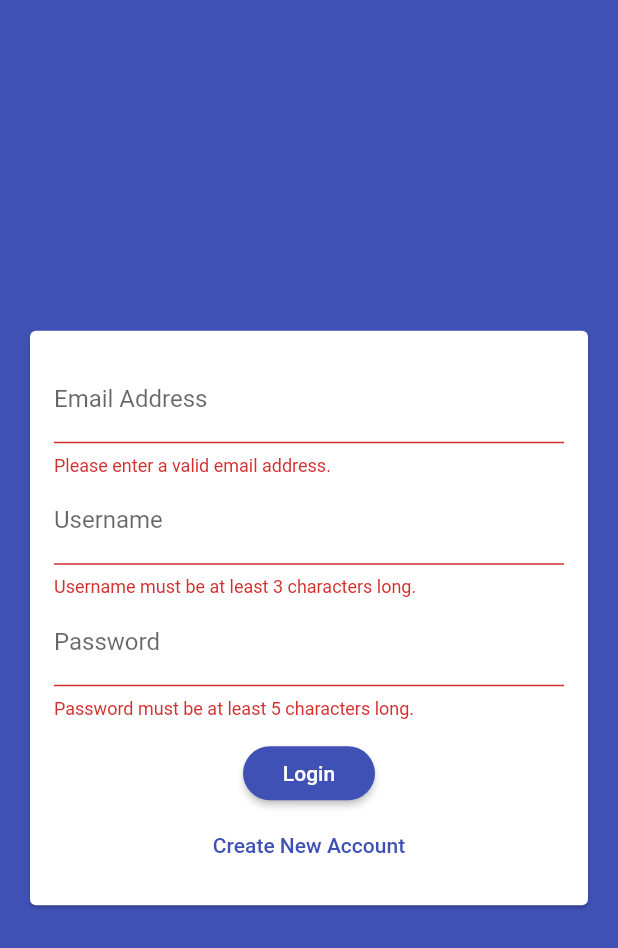
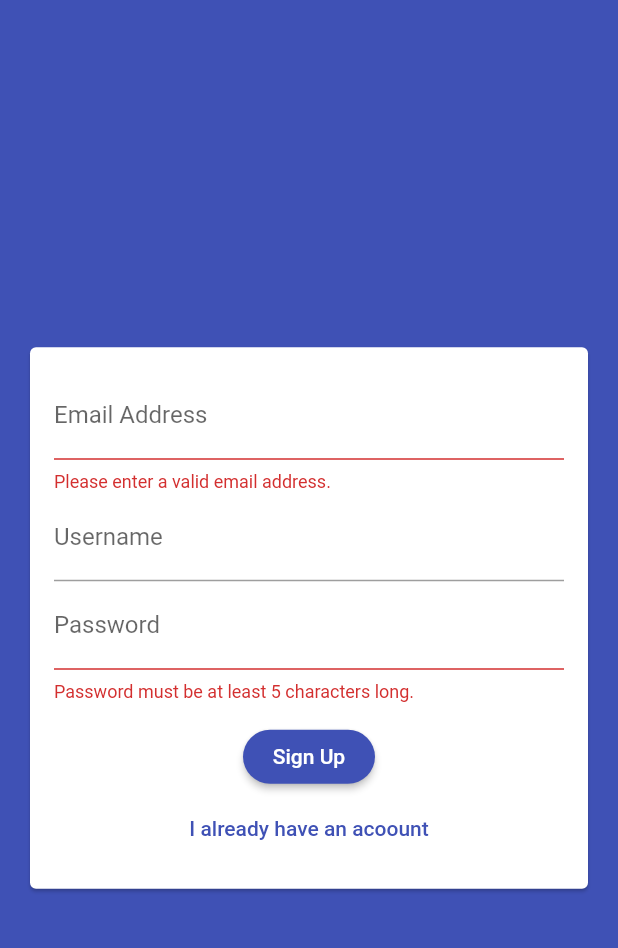
Before and after one commit to FercanSen/sample_chat_app, a Flutter app: the screen it shows after launch, after a tap on "Login", after a tap on "Create New Account", on a phone screen of 412 x 824 dp. Shown: the top 948 px of the screen. Run offline on Flutter 3.47's test engine with Material 2 defaults, Android fonts, the phone set to English and light mode, and no system bars; our stand-ins replace cloud_firestore; accounts and stored records are empty.

Commit message:
Switching between sign up mode and login mode

```diff
--- a/lib/widgets/auth/auth_form.dart
+++ b/lib/widgets/auth/auth_form.dart
@@ -7,7 +7,7 @@ class AuthForm extends StatefulWidget {
 
 class _AuthFormState extends State<AuthForm> {
   final _formKey = GlobalKey<FormState>();
-
+  var isLogin = true;
   var _userEmail = "";
   var _userName = "";
   var _userPassword = "";
@@ -38,6 +38,7 @@ class _AuthFormState extends State<AuthForm> {
                 mainAxisSize: MainAxisSize.min,
                 children: <Widget>[
                   TextFormField(
+                    key: ValueKey("email"),
                     validator: (value) {
                       if (value.isEmpty || !value.contains("@")) {
                         return "Please enter a valid email address.";
@@ -51,7 +52,9 @@ class _AuthFormState extends State<AuthForm> {
                       _userEmail = newValue;
                     },
                   ),
+                  if (!isLogin) // We want to show username form field only on signup
                     TextFormField(
+                      key: ValueKey("username"),
                       validator: (value) {
                         if (value.isEmpty || value.length < 3) {
                           return "Username must be at least 3 characters long.";
@@ -64,6 +67,7 @@ class _AuthFormState extends State<AuthForm> {
                       },
                     ),
                   TextFormField(
+                    key: ValueKey("password"),
                     validator: (value) {
                       if (value.isEmpty || value.length < 5) {
                         return "Password must be at least 5 characters long.";
@@ -78,13 +82,19 @@ class _AuthFormState extends State<AuthForm> {
                   ),
                   SizedBox(height: 12),
                   RaisedButton(
-                    child: Text("Login"),
+                    child: Text(isLogin ? "Login" : "Sign Up"),
                     onPressed: _trySubmit,
                   ),
                   FlatButton(
                     textColor: Theme.of(context).primaryColor,
-                    child: Text("Create New Account"),
-                    onPressed: () {},
+                    child: Text(isLogin
+                        ? "Create New Account"
+                        : "I already have an acoount"),
+                    onPressed: () {
+                      setState(() {
+                        isLogin = !isLogin;
+                      });
+                    },
                   )
                 ],
               ),
```
Lines whose indentation alone changed are shown as unchanged.
